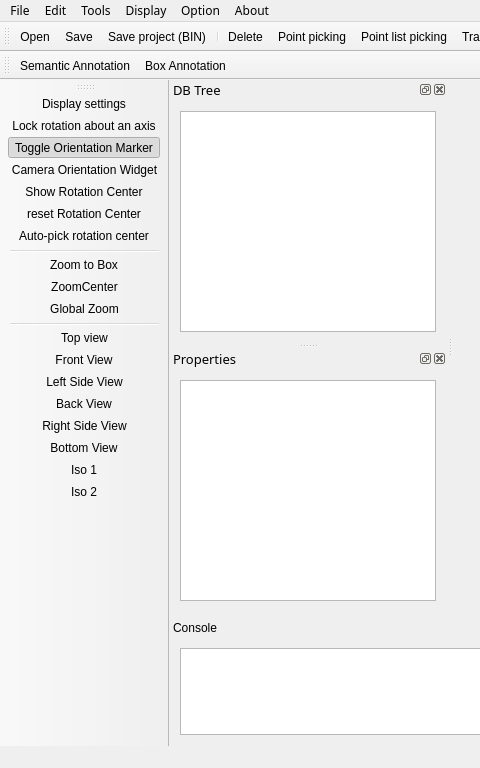
Old version of the form app/ui_templates/MainWindow.ui in the repository Asher-1/ACloudViewer; both pictures show x 0 to 480 and y 0 to 768 of the 1024 by 768 pixel window.
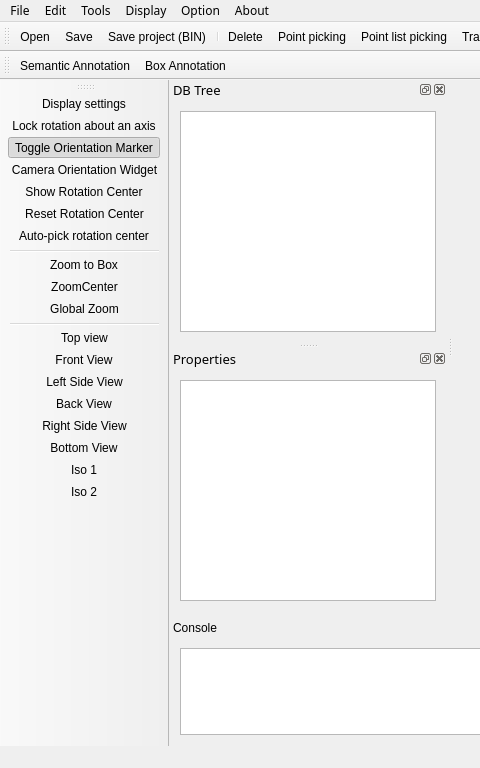
New version of the form. Icons and pictures are not drawn. Custom widgets are drawn as their Qt base class.

Patch:
```diff
--- a/app/ui_templates/MainWindow.ui
+++ b/app/ui_templates/MainWindow.ui
@@ -3605,7 +3605,7 @@
      <normaloff>:/Resources/images/pqResetCenter@2x.png</normaloff>:/Resources/images/pqResetCenter@2x.png</iconset>
    </property>
    <property name="text">
-    <string>reset Rotation Center</string>
+    <string>Reset Rotation Center</string>
    </property>
    <property name="statusTip">
     <string>reset Rotation Center</string>
```
Left out of the diff: 6 changed lines with no effect on the pictures.
